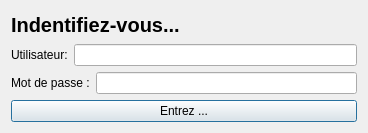
Qt form ChifoumiInterface/connexion.ui (Kouromo/BUT-info-bayonne) before a commit.
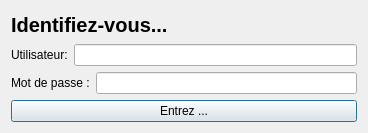
The same form after that commit.

What changed in the file:
```diff
--- a/ChifoumiInterface/connexion.ui
+++ b/ChifoumiInterface/connexion.ui
@@ -26,7 +26,7 @@
         </font>
        </property>
        <property name="text">
-        <string>Indentifiez-vous...</string>
+        <string>Identifiez-vous...</string>
        </property>
       </widget>
      </item>
```
